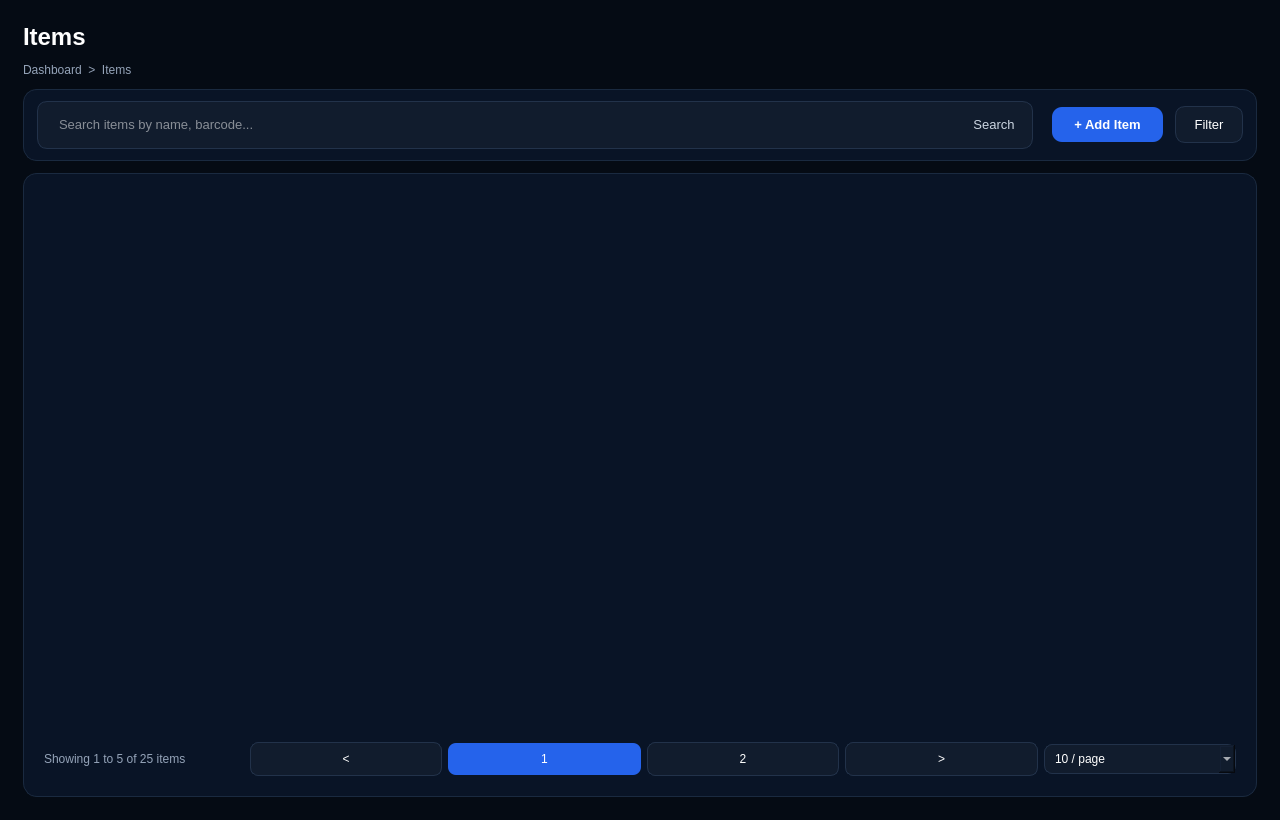
Old version of the form InventoryQtApp/ItemsPage.ui in the repository Felipeact/InventoryQtApp.
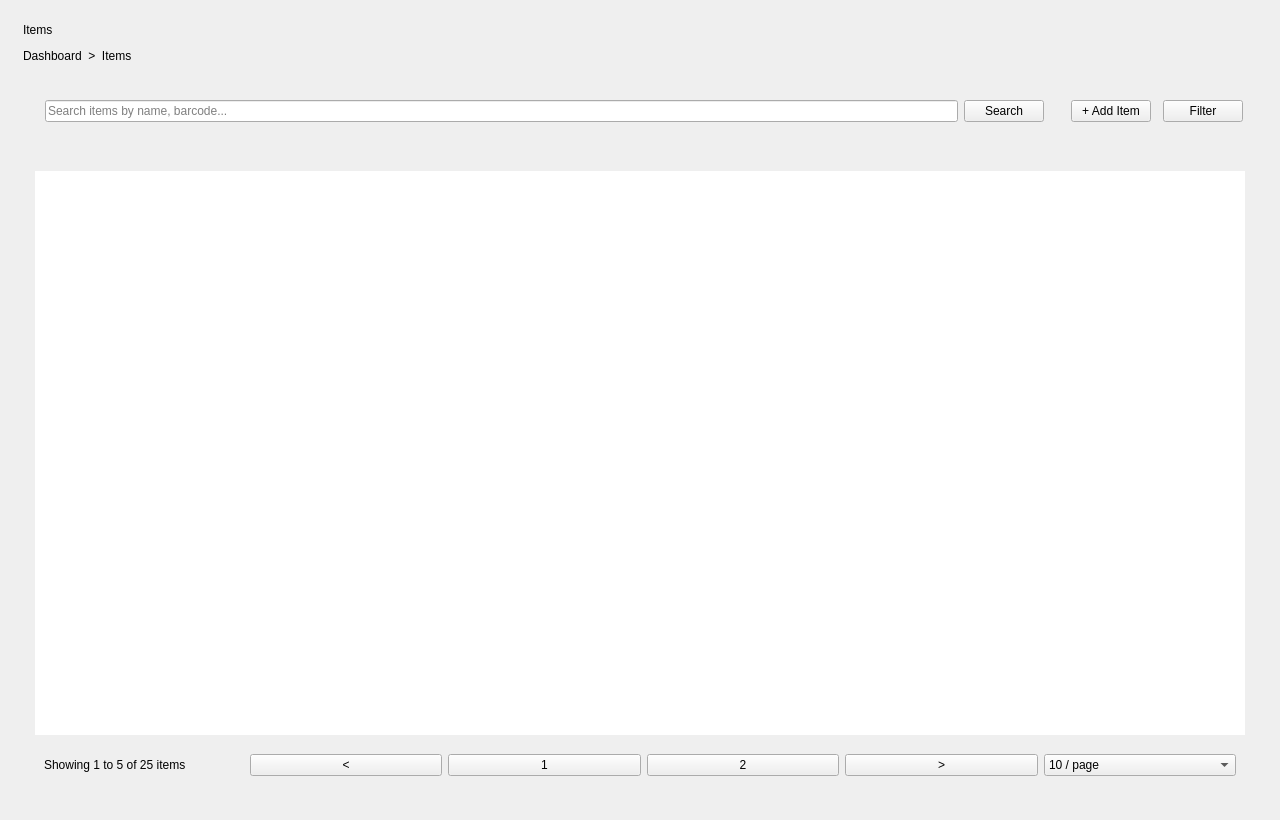
New version of the form.

```diff
--- a/InventoryQtApp/ItemsPage.ui
+++ b/InventoryQtApp/ItemsPage.ui
@@ -18,172 +18,7 @@
 		</property>
 
 		<property name="styleSheet">
-			<string notr="true">
-
-				QWidget {
-				background-color: #050B14;
-				color: white;
-				font-family: "Segoe UI";
-				}
-
-				/* PAGE */
-
-				QWidget#pageContainer {
-				background-color: transparent;
-				}
-
-				/* TITLE */
-
-				QLabel#pageTitle {
-				font-size: 24px;
-				font-weight: 700;
-				color: white;
-				}
-
-				QLabel#breadcrumbLabel {
-				font-size: 12px;
-				color: #94A3B8;
-				}
-
-				/* TOOLBAR */
-
-				QWidget#toolbarContainer {
-				background-color: #091426;
-				border: 1px solid #1A2A40;
-				border-radius: 14px;
-				}
-
-				/* SEARCH */
-
-				QWidget#searchContainer {
-				background-color: #111C2D;
-				border: 1px solid #22324A;
-				border-radius: 10px;
-				}
-
-				QLineEdit#itemSearchInput {
-				border: none;
-				background: transparent;
-				color: white;
-				padding-left: 12px;
-				font-size: 13px;
-				}
-
-				QPushButton#itemSearchButton {
-				border: none;
-				background: transparent;
-				color: #CBD5E1;
-				padding-right: 10px;
-				font-size: 13px;
-				}
-
-				/* BUTTONS */
-
-				QPushButton#addItemButton {
-				background-color: #2563EB;
-				color: white;
-				border: none;
-				border-radius: 10px;
-				padding: 10px 22px;
-				font-size: 13px;
-				font-weight: 600;
-				}
-
-				QPushButton#addItemButton:hover {
-				background-color: #3B82F6;
-				}
-
-				QPushButton#filterItemButton {
-				background-color: #111C2D;
-				border: 1px solid #22324A;
-				color: white;
-				border-radius: 10px;
-				padding: 10px 18px;
-				font-size: 13px;
-				}
-
-				/* TABLE CARD */
-
-				QWidget#tableCard {
-				background-color: #091426;
-				border: 1px solid #1A2A40;
-				border-radius: 14px;
-				}
-
-				/* TABLE */
-
-				QTableWidget#itemsTable {
-				background-color: transparent;
-				border: none;
-				color: white;
-				gridline-color: transparent;
-				outline: none;
-				font-size: 13px;
-				}
-
-				QHeaderView::section {
-				background-color: #0C1728;
-				color: #94A3B8;
-				border: none;
-				border-bottom: 1px solid #1F2E45;
-				padding-left: 12px;
-				height: 42px;
-				font-size: 12px;
-				font-weight: 600;
-				}
-
-				QTableWidget::item {
-				border-bottom: 1px solid #132238;
-				padding-left: 12px;
-				height: 44px;
-				}
-
-				QTableWidget::item:selected {
-				background-color: #132238;
-				}
-
-				/* PAGINATION */
-
-				QLabel#paginationLabel {
-				color: #94A3B8;
-				font-size: 12px;
-				}
-
-				QPushButton#prevPageButton,
-				QPushButton#page2Button,
-				QPushButton#nextPageButton {
-				background-color: #111C2D;
-				border: 1px solid #22324A;
-				border-radius: 8px;
-				color: white;
-				min-width: 32px;
-				min-height: 32px;
-				}
-
-				QPushButton#prevPageButton:hover,
-				QPushButton#page2Button:hover,
-				QPushButton#nextPageButton:hover {
-				background-color: #1D4ED8;
-				}
-
-				QPushButton#activePageButton {
-				background-color: #2563EB;
-				border: none;
-				border-radius: 8px;
-				color: white;
-				min-width: 32px;
-				min-height: 32px;
-				}
-
-				QComboBox#pageSizeCombo {
-				background-color: #111C2D;
-				border: 1px solid #22324A;
-				border-radius: 8px;
-				color: white;
-				padding: 6px 10px;
-				}
-
-			</string>
+			<string notr="true"/>
 		</property>
 
 		<layout class="QVBoxLayout" name="rootLayout">
@@ -401,18 +236,7 @@
 									<item>
 										<widget class="QWidget" name="paginationContainer" native="true">
 											<property name="styleSheet">
-												<string notr="true">
-													QWidget#paginationContainer {
-													background-color: transparent;
-													border: none;
-													}
-
-													QLabel#paginationLabel {
-													background-color: transparent;
-													border: none;
-													color: #94A3B8;
-													}
-												</string>
+												<string notr="true"/>
 											</property>
 
 											<layout class="QHBoxLayout" name="paginationLayout">
@@ -420,11 +244,7 @@
 												<item>
 													<widget class="QLabel" name="paginationLabel">
 														<property name="styleSheet">
-															<string notr="true">
-																background-color: transparent;
-																border: none;
-																color: #94A3B8;
-															</string>
+															<string notr="true"/>
 														</property>
 														<property name="text">
 															<string>Showing 1 to 5 of 25 items</string>
```
